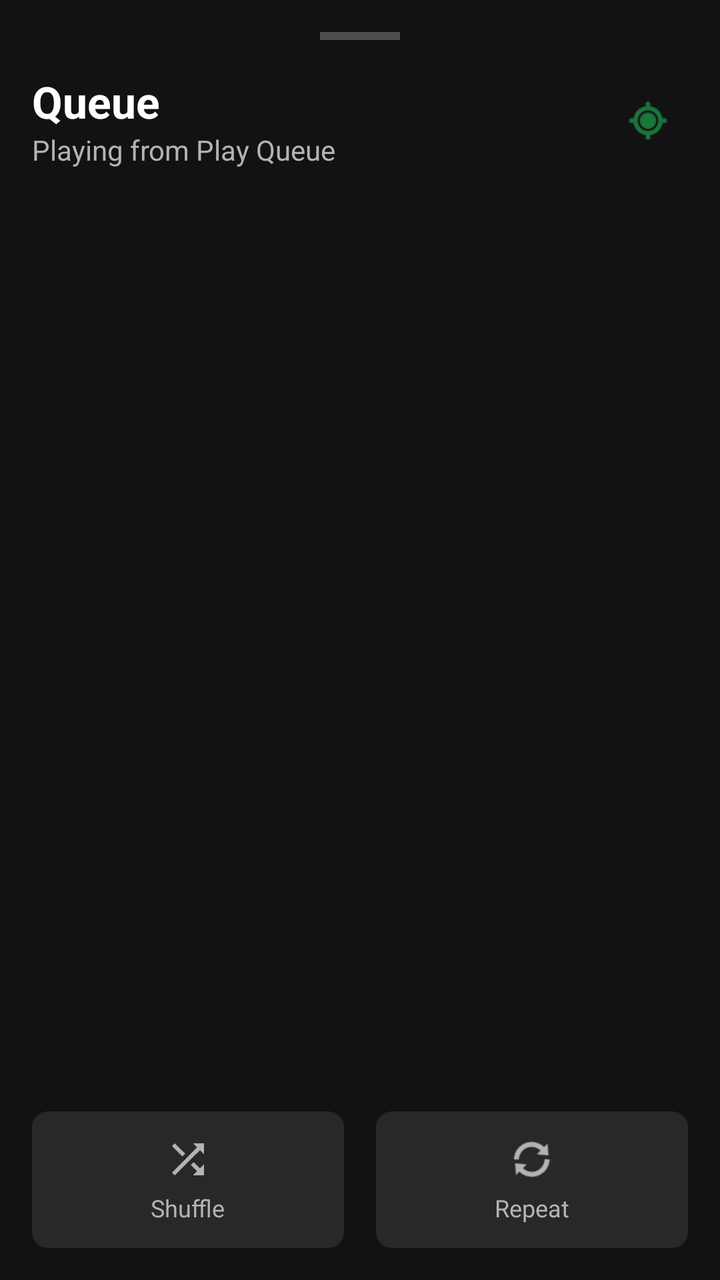
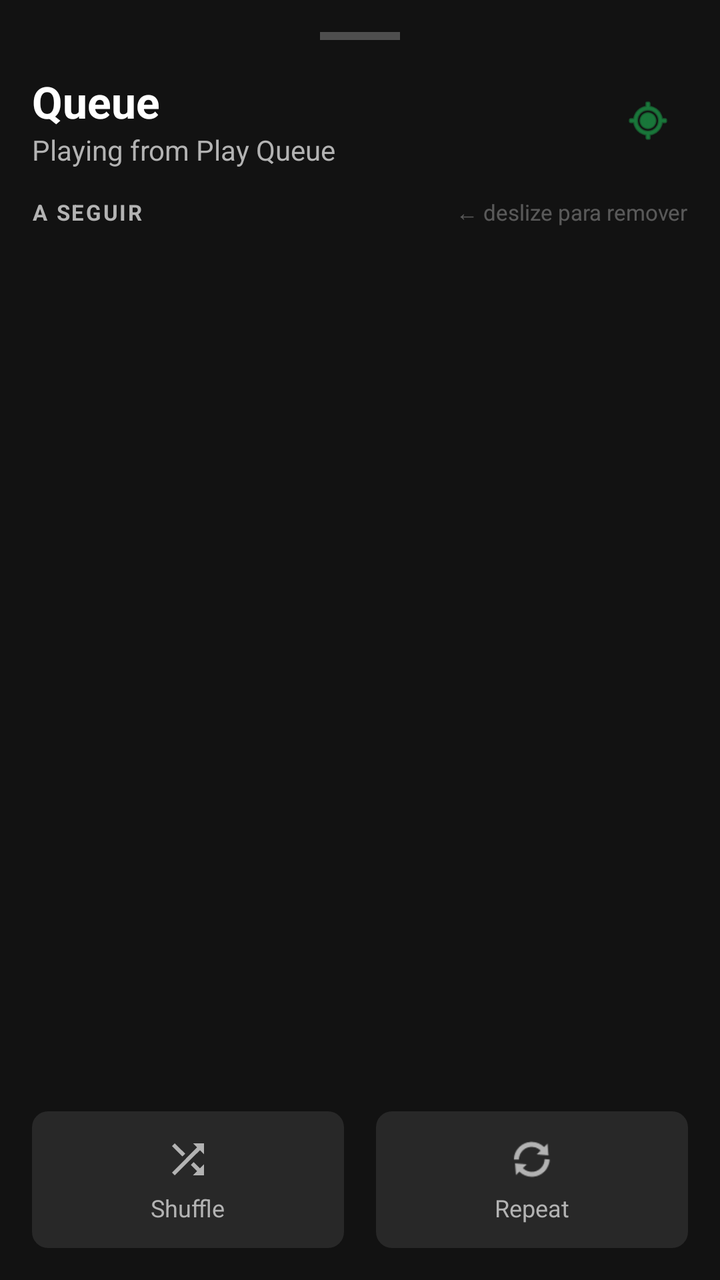

An Android layout rendered at two revisions. The XML below is the earlier revision; the diff shows what the commit changed to produce the second picture.
<!-- AndroidManifest.xml: application theme Theme.Lama -->
<!-- res/layout/modal_queue.xml -->
<?xml version="1.0" encoding="utf-8"?>
<androidx.constraintlayout.widget.ConstraintLayout xmlns:android="http://schemas.android.com/apk/res/android"
    xmlns:app="http://schemas.android.com/apk/res-auto"
    android:layout_width="match_parent"
    android:layout_height="match_parent"
    android:background="#121212"
    android:padding="16dp">

    <View
        android:id="@+id/dragHandle"
        android:layout_width="40dp"
        android:layout_height="4dp"
        android:background="#40FFFFFF"
        app:layout_constraintTop_toTopOf="parent"
        app:layout_constraintStart_toStartOf="parent"
        app:layout_constraintEnd_toEndOf="parent"
        android:layout_marginBottom="16dp"/>

    <TextView
        android:id="@+id/txtQueueHeader"
        android:layout_width="wrap_content"
        android:layout_height="wrap_content"
        android:text="Queue"
        android:textColor="#FFFFFF"
        android:textSize="22sp"
        android:textStyle="bold"
        app:layout_constraintTop_toBottomOf="@id/dragHandle"
        app:layout_constraintStart_toStartOf="parent"
        android:layout_marginTop="16dp"/>

    <TextView
        android:id="@+id/txtQueueSubtitle"
        android:layout_width="wrap_content"
        android:layout_height="wrap_content"
        android:text="Playing from Play Queue"
        android:textColor="#B3B3B3"
        android:textSize="14sp"
        app:layout_constraintTop_toBottomOf="@id/txtQueueHeader"
        app:layout_constraintStart_toStartOf="parent"/>

    <ImageButton
        android:id="@+id/btnScrollToCurrent"
        android:layout_width="40dp"
        android:layout_height="40dp"
        android:background="?attr/selectableItemBackgroundBorderless"
        android:padding="8dp"
        android:scaleType="fitCenter"
        android:src="@android:drawable/ic_menu_mylocation"
        android:tint="#1DB954"
        app:layout_constraintTop_toTopOf="@id/txtQueueHeader"
        app:layout_constraintBottom_toBottomOf="@id/txtQueueSubtitle"
        app:layout_constraintEnd_toEndOf="parent"/>

    <androidx.recyclerview.widget.RecyclerView
        android:id="@+id/rvQueue"
        android:layout_width="0dp"
        android:layout_height="0dp"
        android:layout_marginTop="16dp"
        android:layout_marginBottom="16dp"
        app:layout_constraintTop_toBottomOf="@id/txtQueueSubtitle"
        app:layout_constraintBottom_toTopOf="@id/bottomButtons"
        app:layout_constraintStart_toStartOf="parent"
        app:layout_constraintEnd_toEndOf="parent" />

    <LinearLayout
        android:id="@+id/bottomButtons"
        android:layout_width="match_parent"
        android:layout_height="wrap_content"
        android:orientation="horizontal"
        app:layout_constraintBottom_toBottomOf="parent">

        
        <LinearLayout
            android:id="@+id/btnQueueShuffle"
            android:layout_width="0dp"
            android:layout_height="wrap_content"
            android:layout_weight="1"
            android:orientation="vertical"
            android:gravity="center"
            android:padding="12dp"
            android:background="@drawable/queue_button_bg"
            android:layout_marginEnd="8dp"
            android:clickable="true"
            android:focusable="true">

            <ImageView
                android:id="@+id/imgQueueShuffle"
                android:layout_width="24dp"
                android:layout_height="24dp"
                android:src="@drawable/baseline_shuffle_24"
                android:tint="#B3B3B3"/>

            <TextView
                android:id="@+id/txtQueueShuffle"
                android:layout_width="wrap_content"
                android:layout_height="wrap_content"
                android:text="Shuffle"
                android:textColor="#B3B3B3"
                android:textSize="12sp"
                android:layout_marginTop="4dp"/>
        </LinearLayout>

        
        <LinearLayout
            android:id="@+id/btnQueueRepeat"
            android:layout_width="0dp"
            android:layout_height="wrap_content"
            android:layout_weight="1"
            android:orientation="vertical"
            android:gravity="center"
            android:padding="12dp"
            android:background="@drawable/queue_button_bg"
            android:layout_marginStart="8dp"
            android:clickable="true"
            android:focusable="true">

            <ImageView
                android:id="@+id/imgQueueRepeat"
                android:layout_width="24dp"
                android:layout_height="24dp"
                android:src="@android:drawable/ic_popup_sync"
                android:tint="#B3B3B3"/>

            <TextView
                android:id="@+id/txtQueueRepeat"
                android:layout_width="wrap_content"
                android:layout_height="wrap_content"
                android:text="Repeat"
                android:textColor="#B3B3B3"
                android:textSize="12sp"
                android:layout_marginTop="4dp"/>
        </LinearLayout>

    </LinearLayout>

</androidx.constraintlayout.widget.ConstraintLayout>
<!-- resources referenced by this layout -->
<resources>
  <!-- drawable baseline_shuffle_24 (drawable) -->
  <vector xmlns:android="http://schemas.android.com/apk/res/android" android:height="24dp" android:tint="#000000" android:viewportHeight="24" android:viewportWidth="24" android:width="24dp">
        
      <path android:fillColor="@android:color/white" android:pathData="M10.59,9.17L5.41,4 4,5.41l5.17,5.17 1.42,-1.41zM14.5,4l2.04,2.04L4,18.59 5.41,20 17.96,7.46 20,9.5L20,4h-5.5zM14.83,13.41l-1.41,1.41 3.13,3.13L14.5,20L20,20v-5.5l-2.04,2.04 -3.13,-3.13z"/>
      
  </vector>
  <!-- drawable queue_button_bg (drawable) -->
  <?xml version="1.0" encoding="utf-8"?>
  <shape xmlns:android="http://schemas.android.com/apk/res/android">
      <solid android:color="#282828"/>
      <corners android:radius="8dp"/>
  </shape>
  <style name="Theme.Lama" parent="Base.Theme.Lama" />
  <style name="Base.Theme.Lama" parent="Theme.Material3.DayNight.NoActionBar">
          
          
      </style>
</resources>

<!-- the commit's change to res/layout/modal_queue.xml (unified diff, before → after) -->
@@ -51,13 +51,44 @@
         app:layout_constraintBottom_toBottomOf="@id/txtQueueSubtitle"
         app:layout_constraintEnd_toEndOf="parent"/>
 
+    <LinearLayout
+        android:id="@+id/rowNextUpHint"
+        android:layout_width="0dp"
+        android:layout_height="wrap_content"
+        android:orientation="horizontal"
+        android:layout_marginTop="14dp"
+        app:layout_constraintTop_toBottomOf="@id/txtQueueSubtitle"
+        app:layout_constraintStart_toStartOf="parent"
+        app:layout_constraintEnd_toEndOf="parent">
+
+        <TextView
+            android:id="@+id/txtNextUp"
+            android:layout_width="0dp"
+            android:layout_height="wrap_content"
+            android:layout_weight="1"
+            android:text="A SEGUIR"
+            android:textColor="#B3B3B3"
+            android:textSize="11sp"
+            android:textStyle="bold"
+            android:letterSpacing="0.08"/>
+
+        <TextView
+            android:id="@+id/txtSwipeHint"
+            android:layout_width="wrap_content"
+            android:layout_height="wrap_content"
+            android:text="← deslize para remover"
+            android:textColor="#4DFFFFFF"
+            android:textSize="11sp"/>
+
+    </LinearLayout>
+
     <androidx.recyclerview.widget.RecyclerView
         android:id="@+id/rvQueue"
         android:layout_width="0dp"
         android:layout_height="0dp"
-        android:layout_marginTop="16dp"
+        android:layout_marginTop="8dp"
         android:layout_marginBottom="16dp"
-        app:layout_constraintTop_toBottomOf="@id/txtQueueSubtitle"
+        app:layout_constraintTop_toBottomOf="@id/rowNextUpHint"
         app:layout_constraintBottom_toTopOf="@id/bottomButtons"
         app:layout_constraintStart_toStartOf="parent"
         app:layout_constraintEnd_toEndOf="parent" />
@@ -69,7 +100,6 @@
         android:orientation="horizontal"
         app:layout_constraintBottom_toBottomOf="parent">
 
-        
         <LinearLayout
             android:id="@+id/btnQueueShuffle"
             android:layout_width="0dp"
@@ -100,7 +130,6 @@
                 android:layout_marginTop="4dp"/>
         </LinearLayout>
 
-        
         <LinearLayout
             android:id="@+id/btnQueueRepeat"
             android:layout_width="0dp"
